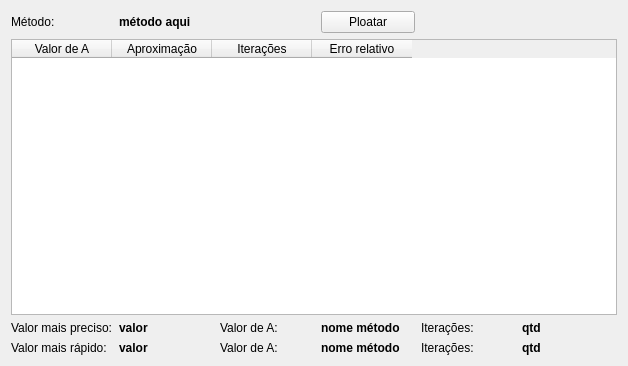
cristmelo/TrabalhoMN1, file UI/comparation.ui: the form before one commit.
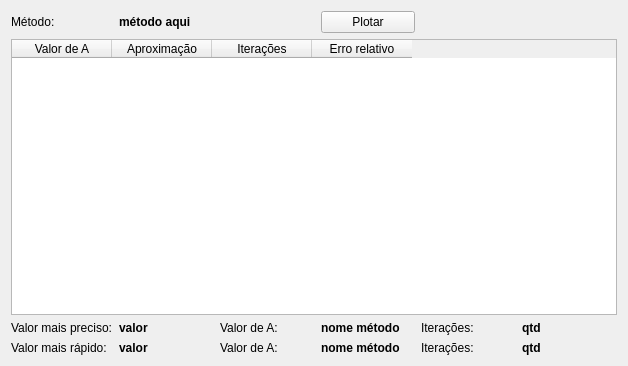
The form after the commit.

Diff of the .ui file:
```diff
--- a/UI/comparation.ui
+++ b/UI/comparation.ui
@@ -181,7 +181,7 @@
    <item row="0" column="3">
     <widget class="QPushButton" name="pushButton">
      <property name="text">
-      <string>Ploatar</string>
+      <string>Plotar</string>
      </property>
     </widget>
    </item>
```
